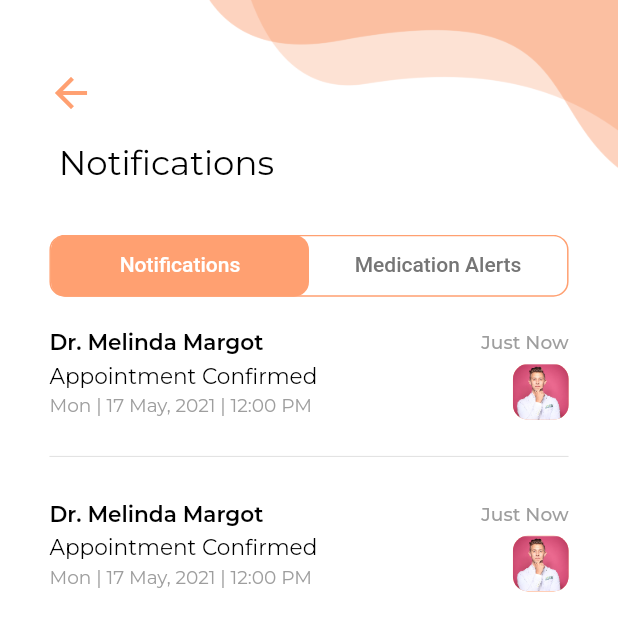
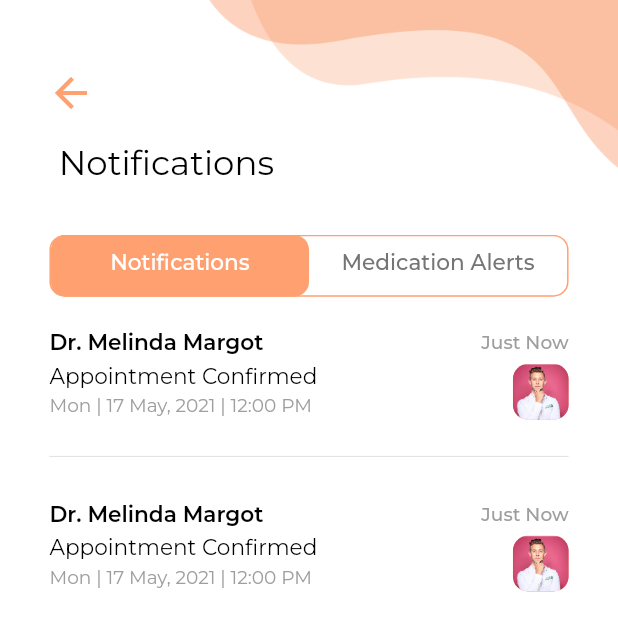
Before and after one commit to SankaM/Kahiya-Mobile, a Flutter app: the NotificationPage screen opened by its route, on a phone screen of 412 x 824 dp, the top half of it. Run offline on Flutter 3.47's test engine with Material 2 defaults, Android fonts, the phone set to English and light mode, and no system bars; drawn by our look-alikes of animated_bottom_navigation_bar, auto_size_text, dotted_line, getwidget; our stand-ins replace flutter_phoenix, get, google_fonts; missing offline and left inert: simple_html_css.

Commit message:
[ePatient] Notification Page

```diff
--- a/ePatient/10__code/monda_epatient/lib/_4__presentation/page/_2__notification/widget__notification_tabs.dart
+++ b/ePatient/10__code/monda_epatient/lib/_4__presentation/page/_2__notification/widget__notification_tabs.dart
@@ -24,9 +24,12 @@ class NotificationTabs extends StatelessWidget {
                   indicatorColor: Style.colorPrimary,
                   tabBarIndicatorSize: TabBarIndicatorSize.tab,
                   insets: EdgeInsets.zero,
+                  padding: EdgeInsets.zero
                 ),
+                labelPadding: EdgeInsets.zero,
                 labelColor: Colors.white,
                 unselectedLabelColor: Colors.grey[600],
+                labelStyle: Style.defaultTextStyle(letterSpacing: 0, fontWeight: FontWeight.w500),
                 tabs: [
                   Tab(text: 'Notifications'),
                   Tab(text: 'Medication Alerts'),
```
